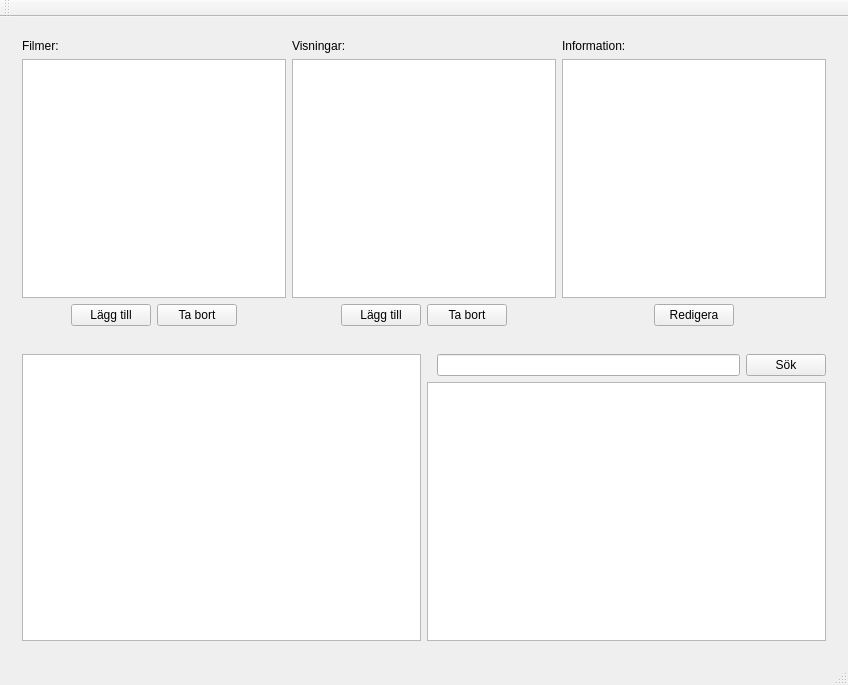
First picture: the form in Mainwindow/mainwindow.ui, repository Drakenhielm/Biobokningssystem, before the edit.
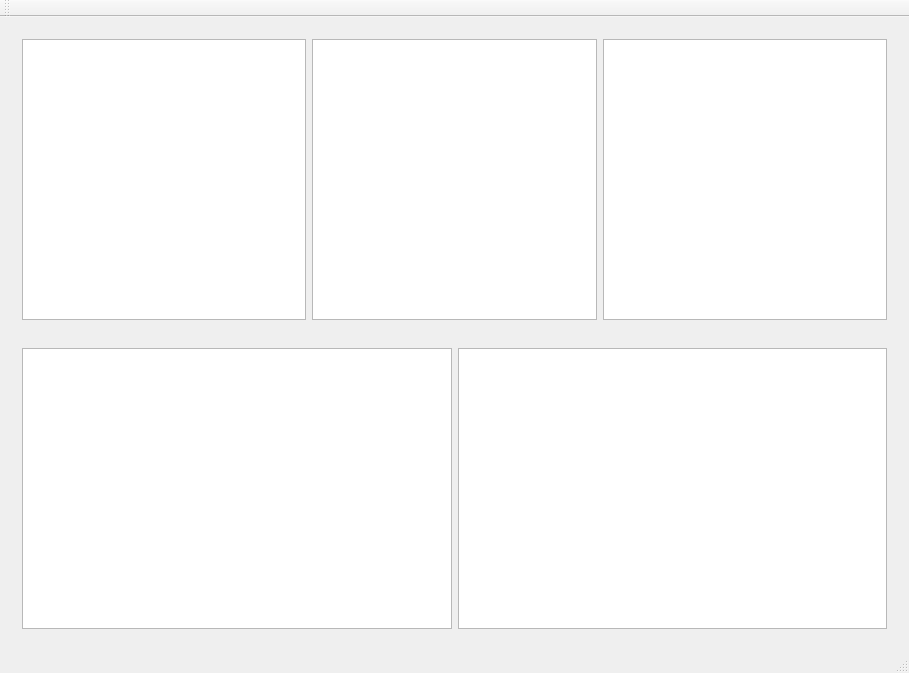
Second picture: the form after the edit.

Patch:
```diff
--- a/Mainwindow/mainwindow.ui
+++ b/Mainwindow/mainwindow.ui
@@ -6,273 +6,38 @@
    <rect>
     <x>0</x>
     <y>0</y>
-    <width>848</width>
-    <height>685</height>
+    <width>909</width>
+    <height>673</height>
    </rect>
   </property>
   <property name="windowTitle">
    <string>MainWindow</string>
   </property>
   <widget class="QWidget" name="centralWidget">
-   <layout class="QVBoxLayout" name="verticalLayout_2">
+   <layout class="QVBoxLayout" name="verticalLayout">
     <item>
      <widget class="QWidget" name="widget" native="true">
-      <layout class="QHBoxLayout" name="horizontalLayout">
+      <layout class="QHBoxLayout" name="horizontalLayout_2">
        <item>
-        <widget class="QWidget" name="widget_movies" native="true">
-         <layout class="QVBoxLayout" name="verticalLayout_6">
-          <property name="leftMargin">
-           <number>0</number>
-          </property>
-          <property name="topMargin">
-           <number>0</number>
-          </property>
-          <property name="rightMargin">
-           <number>0</number>
-          </property>
-          <property name="bottomMargin">
-           <number>0</number>
-          </property>
-          <item>
-           <widget class="QLabel" name="label">
-            <property name="text">
-             <string>Filmer:</string>
-            </property>
-           </widget>
-          </item>
-          <item>
-           <widget class="QTableWidget" name="tableWidget"/>
-          </item>
-          <item>
-           <layout class="QHBoxLayout" name="horizontalLayout_4">
-            <item>
-             <spacer name="horizontalSpacer_4">
-              <property name="orientation">
-               <enum>Qt::Horizontal</enum>
-              </property>
-              <property name="sizeHint" stdset="0">
-               <size>
-                <width>40</width>
-                <height>20</height>
-               </size>
-              </property>
-             </spacer>
-            </item>
-            <item>
-             <widget class="QPushButton" name="pushButton_2">
-              <property name="text">
-               <string>Lägg till</string>
-              </property>
-             </widget>
-            </item>
-            <item>
-             <widget class="QPushButton" name="pushButton">
-              <property name="text">
-               <string>Ta bort</string>
-              </property>
-             </widget>
-            </item>
-            <item>
-             <spacer name="horizontalSpacer_3">
-              <property name="orientation">
-               <enum>Qt::Horizontal</enum>
-              </property>
-              <property name="sizeHint" stdset="0">
-               <size>
-                <width>40</width>
-                <height>20</height>
-               </size>
-              </property>
-             </spacer>
-            </item>
-           </layout>
-          </item>
-         </layout>
-        </widget>
+        <widget class="QTableView" name="tableView_filmer"/>
        </item>
        <item>
-        <widget class="QWidget" name="widget_shows" native="true">
-         <layout class="QVBoxLayout" name="verticalLayout_5">
-          <property name="leftMargin">
-           <number>0</number>
-          </property>
-          <property name="topMargin">
-           <number>0</number>
-          </property>
-          <property name="rightMargin">
-           <number>0</number>
-          </property>
-          <property name="bottomMargin">
-           <number>0</number>
-          </property>
-          <item>
-           <widget class="QLabel" name="label_2">
-            <property name="text">
-             <string>Visningar:</string>
-            </property>
-           </widget>
-          </item>
-          <item>
-           <widget class="QTableWidget" name="tableWidget_2"/>
-          </item>
-          <item>
-           <layout class="QHBoxLayout" name="horizontalLayout_6">
-            <item>
-             <spacer name="horizontalSpacer_5">
-              <property name="orientation">
-               <enum>Qt::Horizontal</enum>
-              </property>
-              <property name="sizeHint" stdset="0">
-               <size>
-                <width>40</width>
-                <height>20</height>
-               </size>
-              </property>
-             </spacer>
-            </item>
-            <item>
-             <widget class="QPushButton" name="pushButton_4">
-              <property name="text">
-               <string>Lägg till</string>
-              </property>
-             </widget>
-            </item>
-            <item>
-             <widget class="QPushButton" name="pushButton_3">
-              <property name="text">
-               <string>Ta bort</string>
-              </property>
-             </widget>
-            </item>
-            <item>
-             <spacer name="horizontalSpacer_6">
-              <property name="orientation">
-               <enum>Qt::Horizontal</enum>
-              </property>
-              <property name="sizeHint" stdset="0">
-               <size>
-                <width>40</width>
-                <height>20</height>
-               </size>
-              </property>
-             </spacer>
-            </item>
-           </layout>
-          </item>
-         </layout>
-        </widget>
+        <widget class="QTableView" name="tableView_visningar"/>
        </item>
        <item>
-        <widget class="QWidget" name="widget_info" native="true">
-         <layout class="QVBoxLayout" name="verticalLayout">
-          <property name="leftMargin">
-           <number>0</number>
-          </property>
-          <property name="topMargin">
-           <number>0</number>
-          </property>
-          <property name="rightMargin">
-           <number>0</number>
-          </property>
-          <property name="bottomMargin">
-           <number>0</number>
-          </property>
-          <item>
-           <widget class="QLabel" name="label_3">
-            <property name="text">
-             <string>Information:</string>
-            </property>
-           </widget>
-          </item>
-          <item>
-           <widget class="QTextBrowser" name="textBrowser"/>
-          </item>
-          <item>
-           <layout class="QHBoxLayout" name="horizontalLayout_7">
-            <item>
-             <spacer name="horizontalSpacer">
-              <property name="orientation">
-               <enum>Qt::Horizontal</enum>
-              </property>
-              <property name="sizeHint" stdset="0">
-               <size>
-                <width>40</width>
-                <height>20</height>
-               </size>
-              </property>
-             </spacer>
-            </item>
-            <item>
-             <widget class="QPushButton" name="pushButton_5">
-              <property name="text">
-               <string>Redigera</string>
-              </property>
-             </widget>
-            </item>
-            <item>
-             <spacer name="horizontalSpacer_2">
-              <property name="orientation">
-               <enum>Qt::Horizontal</enum>
-              </property>
-              <property name="sizeHint" stdset="0">
-               <size>
-                <width>40</width>
-                <height>20</height>
-               </size>
-              </property>
-             </spacer>
-            </item>
-           </layout>
-          </item>
-         </layout>
-        </widget>
+        <widget class="QTextBrowser" name="textBrowser"/>
        </item>
       </layout>
      </widget>
     </item>
     <item>
      <widget class="QWidget" name="widget_2" native="true">
-      <layout class="QHBoxLayout" name="horizontalLayout_8">
+      <layout class="QHBoxLayout" name="horizontalLayout">
        <item>
-        <widget class="QTableWidget" name="tableWidget_3"/>
+        <widget class="QTableView" name="tableView_3"/>
        </item>
        <item>
-        <widget class="QWidget" name="widget_6" native="true">
-         <layout class="QVBoxLayout" name="verticalLayout_3">
-          <property name="leftMargin">
-           <number>0</number>
-          </property>
-          <property name="topMargin">
-           <number>0</number>
-          </property>
-          <property name="rightMargin">
-           <number>0</number>
-          </property>
-          <property name="bottomMargin">
-           <number>0</number>
-          </property>
-          <item>
-           <layout class="QHBoxLayout" name="horizontalLayout_9">
-            <property name="leftMargin">
-             <number>10</number>
-            </property>
-            <item>
-             <widget class="QLineEdit" name="lineEdit"/>
-            </item>
-            <item>
-             <widget class="QPushButton" name="pushButton_6">
-              <property name="text">
-               <string>Sök</string>
-              </property>
-             </widget>
-            </item>
-           </layout>
-          </item>
-          <item>
-           <widget class="QTableWidget" name="tableWidget_5"/>
-          </item>
-         </layout>
-        </widget>
+        <widget class="QTableView" name="tableView_4"/>
        </item>
       </layout>
      </widget>
```
Left out of the diff: 2 changed lines with no effect on the pictures.
